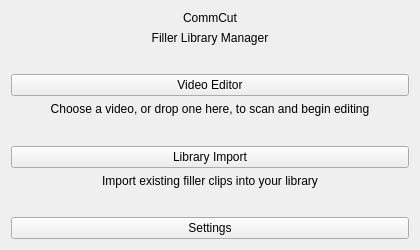
This is mainwindow.ui in trafficman/commcut as Qt 5 draws it before an edit. The edited form follows.
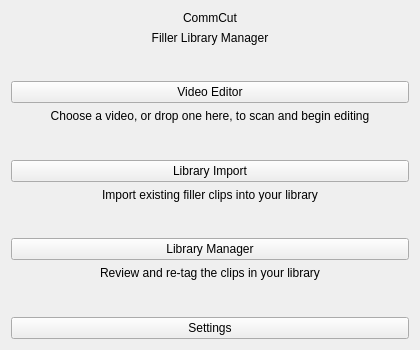
This is the edited form.

Commit message: #32, initial library manager implementation

What changed in the file:
```diff
--- a/mainwindow.ui
+++ b/mainwindow.ui
@@ -7,13 +7,13 @@
     <x>0</x>
     <y>0</y>
     <width>420</width>
-    <height>250</height>
+    <height>350</height>
    </rect>
   </property>
   <property name="minimumSize">
    <size>
     <width>420</width>
-    <height>250</height>
+    <height>300</height>
    </size>
   </property>
   <property name="windowTitle">
@@ -134,6 +134,46 @@
      </property>
     </spacer>
    </item>
+    <item>
+     <layout class="QVBoxLayout" name="verticalLayout_5">
+      <item>
+       <widget class="QPushButton" name="libraryButton">
+        <property name="toolTip">
+         <string>Browse the clips already in your library, preview them, and re-tag them. A clip's tags decide its folder and file name, so saving moves the clip to where its tags put it.</string>
+        </property>
+        <property name="text">
+         <string>Library Manager</string>
+        </property>
+       </widget>
+      </item>
+      <item>
+       <widget class="QLabel" name="labelLibraryHint">
+        <property name="text">
+         <string>Review and re-tag the clips in your library</string>
+        </property>
+        <property name="alignment">
+         <set>Qt::AlignmentFlag::AlignCenter</set>
+        </property>
+        <property name="wordWrap">
+         <bool>true</bool>
+        </property>
+       </widget>
+      </item>
+     </layout>
+    </item>
+    <item>
+     <spacer name="verticalSpacer_4">
+      <property name="orientation">
+       <enum>Qt::Orientation::Vertical</enum>
+      </property>
+      <property name="sizeHint" stdset="0">
+       <size>
+        <width>20</width>
+        <height>40</height>
+       </size>
+      </property>
+     </spacer>
+    </item>
    <item>
     <widget class="QPushButton" name="settingsButton">
      <property name="toolTip">
```
Lines whose indentation alone changed are shown as unchanged. The commit also changes 15 other files.
